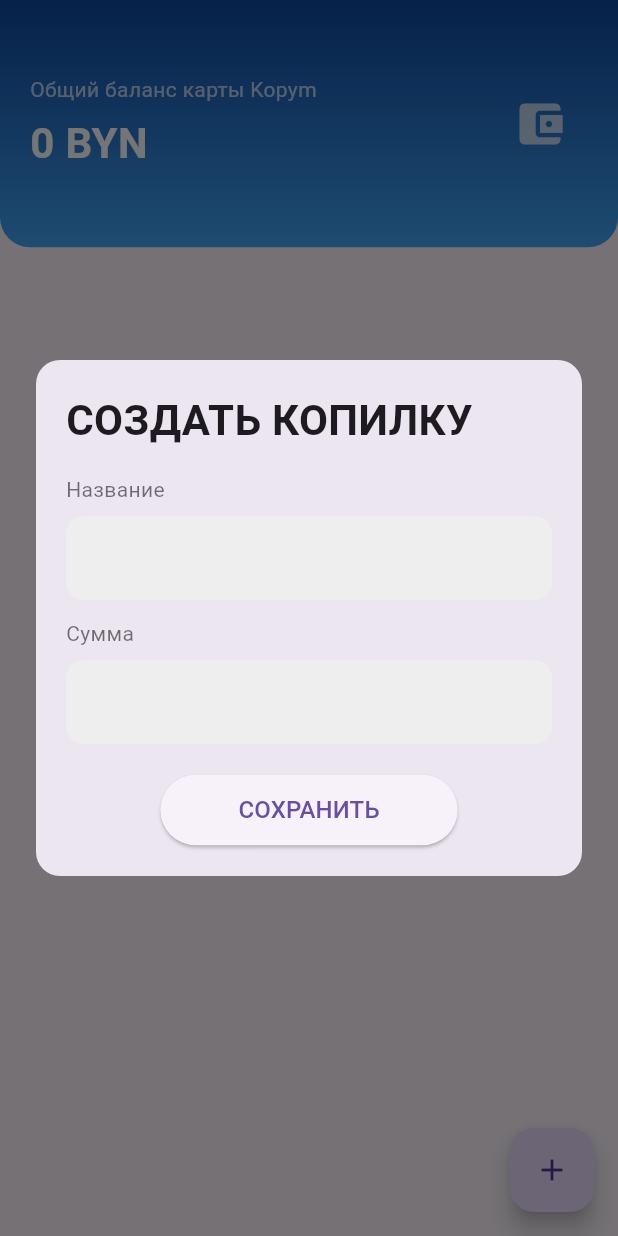
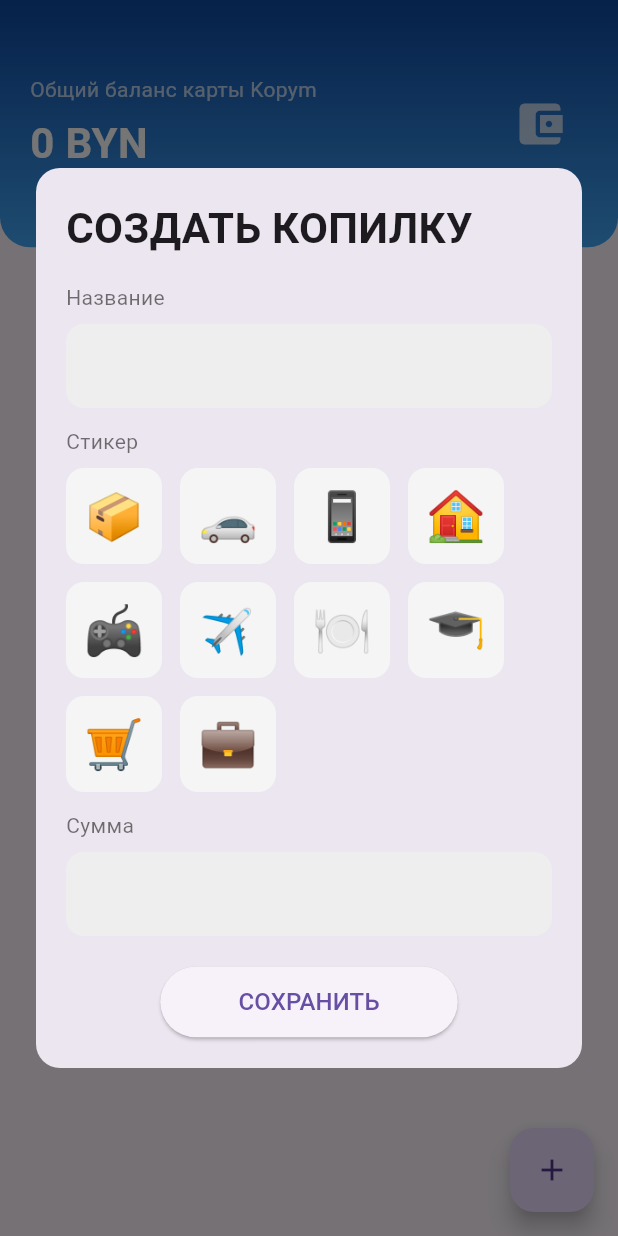
Before and after one commit to art-petrovich13/hackathonMTB, a Flutter app: the SavingsScreen screen opened by its route, after a tap on the "add" icon, on a phone screen of 412 x 824 dp. Run offline on Flutter 3.47's test engine with Material 3 defaults, Android fonts, the phone set to English and light mode, and no system bars; our stand-ins replace shared_preferences; accounts and stored records are empty.

Commit message:
stickers

```diff
--- a/my_app1/lib/screens/savings/models/savings_goal.dart
+++ b/my_app1/lib/screens/savings/models/savings_goal.dart
@@ -30,6 +30,7 @@ class SavingsGoal {
   final double targetAmount;
   double currentAmount;
   final List<GoalTransaction> transactions;
+  final String? sticker;
 
   SavingsGoal({
     required this.id,
@@ -37,6 +38,7 @@ class SavingsGoal {
     required this.targetAmount,
     this.currentAmount = 0.0,
     List<GoalTransaction>? transactions,
+    this.sticker,
   }) : transactions = transactions ?? [];
 
   double get progress => targetAmount == 0 ? 0 : (currentAmount / targetAmount).clamp(0.0, 1.0);
@@ -58,17 +60,19 @@ class SavingsGoal {
         'title': title,
         'targetAmount': targetAmount,
         'currentAmount': currentAmount,
-        'transactions': transactions.map((t) => t.toJson()).toList(),
+    'transactions': transactions.map((t) => t.toJson()).toList(),
+    'sticker': sticker,
       };
 
   factory SavingsGoal.fromJson(Map<String, dynamic> json) => SavingsGoal(
         id: json['id'] as String,
         title: json['title'] as String,
         targetAmount: (json['targetAmount'] as num).toDouble(),
-        currentAmount: (json['currentAmount'] as num).toDouble(),
-        transactions: (json['transactions'] as List<dynamic>?)
-                ?.map((e) => GoalTransaction.fromJson(e as Map<String, dynamic>))
-                .toList() ?? [],
+  currentAmount: (json['currentAmount'] as num).toDouble(),
+  transactions: (json['transactions'] as List<dynamic>?)
+    ?.map((e) => GoalTransaction.fromJson(e as Map<String, dynamic>))
+    .toList() ?? [],
+  sticker: json['sticker'] as String?,
       );
 
   static List<SavingsGoal> listFromJson(String jsonStr) {
--- a/my_app1/lib/screens/savings/savings_screen.dart
+++ b/my_app1/lib/screens/savings/savings_screen.dart
@@ -45,7 +45,7 @@ class _SavingsScreenState extends State<SavingsScreen> {
 
     if (result != null) {
       setState(() {
-        _goals.add(SavingsGoal(id: DateTime.now().millisecondsSinceEpoch.toString(), title: result['title'], targetAmount: result['amount']));
+        _goals.add(SavingsGoal(id: DateTime.now().millisecondsSinceEpoch.toString(), title: result['title'], targetAmount: result['amount'], sticker: result['sticker'] as String?));
         _saveGoals();
       });
     }
--- a/my_app1/lib/screens/savings/widgets/add_goal_dialog.dart
+++ b/my_app1/lib/screens/savings/widgets/add_goal_dialog.dart
@@ -10,6 +10,7 @@ class AddGoalDialog extends StatefulWidget {
 class _AddGoalDialogState extends State<AddGoalDialog> {
   final _titleCtrl = TextEditingController();
   final _amountCtrl = TextEditingController();
+  String? _selectedSticker;
 
   @override
   void dispose() {
@@ -36,6 +37,30 @@ class _AddGoalDialogState extends State<AddGoalDialog> {
               const SizedBox(height: 8),
               TextField(controller: _titleCtrl, decoration: InputDecoration(filled: true, fillColor: Colors.grey[200], border: OutlineInputBorder(borderRadius: BorderRadius.circular(12), borderSide: BorderSide.none))),
               const SizedBox(height: 12),
+              const Text('Стикер', style: TextStyle(color: Colors.black54)),
+              const SizedBox(height: 8),
+              Wrap(
+                spacing: 12,
+                runSpacing: 12,
+                children: [
+                  for (final s in ['📦', '🚗', '📱', '🏠', '🎮', '✈️', '🍽️', '🎓', '🛒', '💼'])
+                    GestureDetector(
+                      onTap: () => setState(() => _selectedSticker = s),
+                      child: Container(
+                        width: 64,
+                        height: 64,
+                        decoration: BoxDecoration(
+                          color: _selectedSticker == s ? Colors.deepPurpleAccent.withOpacity(0.12) : Colors.grey[100],
+                          borderRadius: BorderRadius.circular(12),
+                          border: Border.all(color: _selectedSticker == s ? Colors.deepPurpleAccent : Colors.transparent),
+                        ),
+                        alignment: Alignment.center,
+                        child: Text(s, style: const TextStyle(fontSize: 32)),
+                      ),
+                    ),
+                ],
+              ),
+              const SizedBox(height: 12),
               const Text('Сумма', style: TextStyle(color: Colors.black54)),
               const SizedBox(height: 8),
               TextField(controller: _amountCtrl, keyboardType: TextInputType.number, decoration: InputDecoration(filled: true, fillColor: Colors.grey[200], border: OutlineInputBorder(borderRadius: BorderRadius.circular(12), borderSide: BorderSide.none))),
@@ -49,7 +74,7 @@ class _AddGoalDialogState extends State<AddGoalDialog> {
                       final title = _titleCtrl.text.trim();
                       final amount = double.tryParse(_amountCtrl.text.replaceAll(',', '.')) ?? 0.0;
                       if (title.isNotEmpty && amount > 0) {
-                        Navigator.pop(context, {'title': title, 'amount': amount});
+                        Navigator.pop(context, {'title': title, 'amount': amount, 'sticker': _selectedSticker});
                       }
                     },
                     child: const Padding(
```
Also changed, not shown: my_app1/lib/screens/savings/goal_detail_screen.dart (+5 -2 lines), my_app1/lib/screens/savings/widgets/savings_goal_card.dart (+9 -0 lines).
